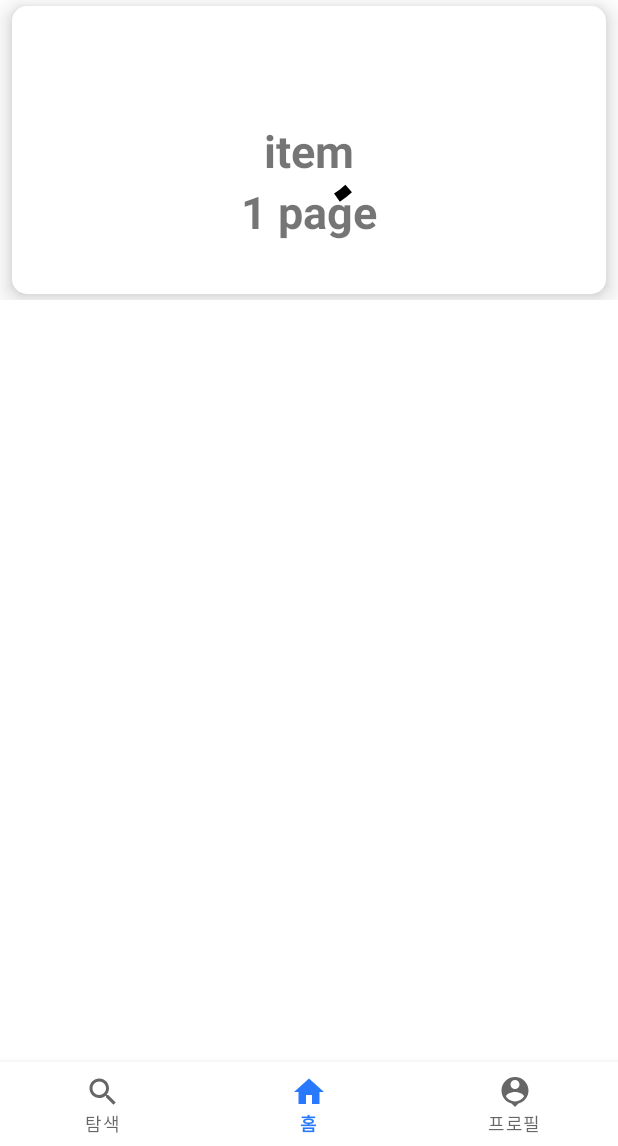
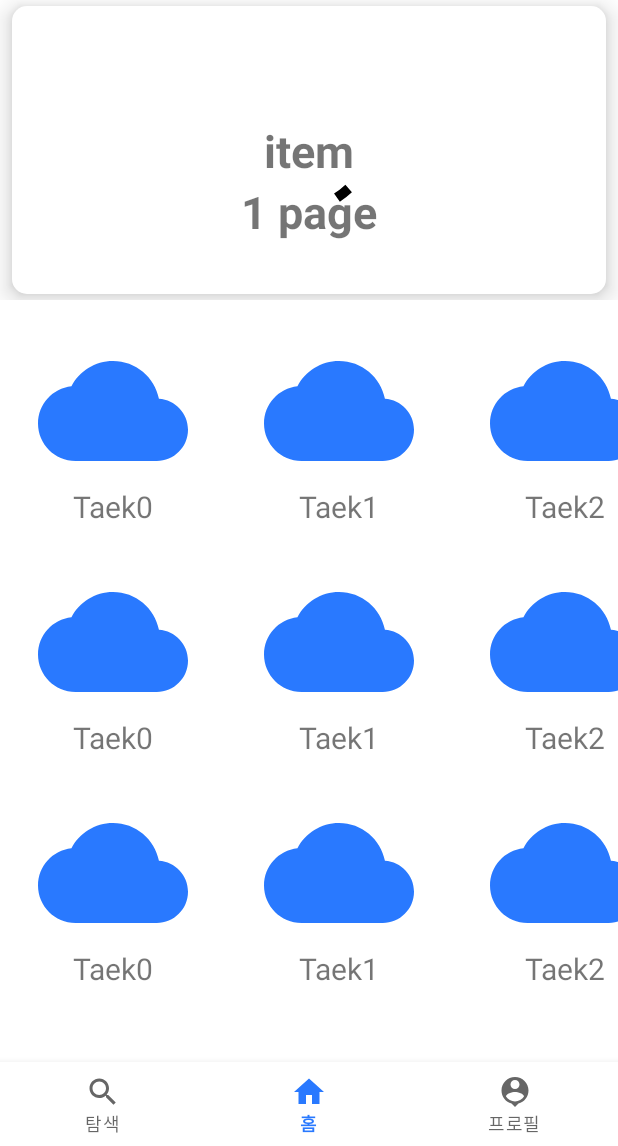
Before and after one commit to SeongjinMun/cloudtravel-android, an Android app: the screen it shows after launch (MainActivity), on a phone screen of 412 x 824 dp, the part 90-1236 px from its top. Run offline under Robolectric (Android 15) with nearby library versions, the phone set to English and light mode, and no system bars; our stand-ins replace RxJava, navigation-ui; pictures from the network do not load.

Commit message:
FEAT : Add MainHomeCourse RecyclerView

```diff
--- /dev/null
+++ b/app/src/main/java/com/example/cloudtravel/model/RecyclerViewItem.java
@@ -0,0 +1,33 @@
+package com.example.cloudtravel.model;
+
+public class RecyclerViewItem {
+
+    private String mImgName;
+    private String mMainText;
+    private String mSubText;
+
+    public String getImgName() {
+        return mImgName;
+    }
+
+    public void setImgName(String imgName) {
+        this.mImgName = imgName;
+    }
+
+    public String getMainText() {
+        return mMainText;
+    }
+
+    public void setMainText(String mainText) {
+        this.mMainText = mainText;
+    }
+
+    public String getSubText() {
+        return mSubText;
+    }
+
+    public void setSubText(String subText) {
+        this.mSubText = subText;
+    }
+
+}
--- /dev/null
+++ b/app/src/main/java/com/example/cloudtravel/view/adapter/MainBottomCourse.java
@@ -0,0 +1,68 @@
+package com.example.cloudtravel.view.adapter;
+
+import android.content.Context;
+import android.view.LayoutInflater;
+import android.view.View;
+import android.view.ViewGroup;
+import android.widget.ImageView;
+import android.widget.TextView;
+
+import androidx.annotation.NonNull;
+import androidx.recyclerview.widget.RecyclerView;
+
+import com.example.cloudtravel.R;
+import com.example.cloudtravel.model.RecyclerViewItem;
+
+import java.util.ArrayList;
+
+public class MainBottomCourse extends RecyclerView.Adapter<MainBottomCourse.ViewHolder> {
+    public class ViewHolder extends RecyclerView.ViewHolder {
+        ImageView imgView_item;
+        TextView txt_main;
+        TextView txt_sub;
+
+
+        public ViewHolder(@NonNull View itemView) {
+            super(itemView);
+
+            imgView_item = (ImageView) itemView.findViewById(R.id.imgView_item);
+            txt_main = (TextView) itemView.findViewById(R.id.txt_main);
+            txt_sub = (TextView) itemView.findViewById(R.id.txt_sub);
+        }
+    }
+
+    private ArrayList<RecyclerViewItem> mList = null;
+
+    public MainBottomCourse(ArrayList<RecyclerViewItem> mList) {
+        this.mList = mList;
+    }
+
+    // 아이템 뷰를 위한 뷰홀더 객체를 생성하여 리턴
+    @NonNull
+    @Override
+    public ViewHolder onCreateViewHolder(@NonNull ViewGroup parent, int viewType) {
+        Context context = parent.getContext();
+        LayoutInflater inflater = (LayoutInflater) context.getSystemService(Context.LAYOUT_INFLATER_SERVICE);
+
+        View view = inflater.inflate(R.layout.activity_recycler_item, parent, false);
+        MainBottomCourse.ViewHolder vh = new MainBottomCourse.ViewHolder(view);
+        return vh;
+    }
+
+    // position에 해당하는 데이터를 뷰홀더의 아이템뷰에 표시
+    @Override
+    public void onBindViewHolder(@NonNull MainBottomCourse.ViewHolder holder, int position) {
+        RecyclerViewItem item = mList.get(position);
+
+        holder.imgView_item.setImageResource(R.drawable.ic_baseline_cloud_24);
+        holder.txt_main.setText(item.getMainText());
+        holder.txt_sub.setText(item.getSubText());
+    }
+
+    @Override
+    public int getItemCount() {
+        return mList.size();
+    }
+
+
+}
--- /dev/null
+++ b/app/src/main/java/com/example/cloudtravel/view/adapter/MainMiddleCourse.java
@@ -0,0 +1,68 @@
+package com.example.cloudtravel.view.adapter;
+
+import android.content.Context;
+import android.view.LayoutInflater;
+import android.view.View;
+import android.view.ViewGroup;
+import android.widget.ImageView;
+import android.widget.TextView;
+
+import androidx.annotation.NonNull;
+import androidx.recyclerview.widget.RecyclerView;
+
+import com.example.cloudtravel.R;
+import com.example.cloudtravel.model.RecyclerViewItem;
+
+import java.util.ArrayList;
+
+public class MainMiddleCourse extends RecyclerView.Adapter<MainMiddleCourse.ViewHolder> {
+    public class ViewHolder extends RecyclerView.ViewHolder {
+        ImageView imgView_item;
+        TextView txt_main;
+        TextView txt_sub;
+
+
+        public ViewHolder(@NonNull View itemView) {
+            super(itemView);
+
+            imgView_item = (ImageView) itemView.findViewById(R.id.imgView_item);
+            txt_main = (TextView) itemView.findViewById(R.id.txt_main);
+            txt_sub = (TextView) itemView.findViewById(R.id.txt_sub);
+        }
+    }
+
+    private ArrayList<RecyclerViewItem> mList = null;
+
+    public MainMiddleCourse(ArrayList<RecyclerViewItem> mList) {
+        this.mList = mList;
+    }
+
+    // 아이템 뷰를 위한 뷰홀더 객체를 생성하여 리턴
+    @NonNull
+    @Override
+    public ViewHolder onCreateViewHolder(@NonNull ViewGroup parent, int viewType) {
+        Context context = parent.getContext();
+        LayoutInflater inflater = (LayoutInflater) context.getSystemService(Context.LAYOUT_INFLATER_SERVICE);
+
+        View view = inflater.inflate(R.layout.activity_recycler_item, parent, false);
+        MainMiddleCourse.ViewHolder vh = new MainMiddleCourse.ViewHolder(view);
+        return vh;
+    }
+
+    // position에 해당하는 데이터를 뷰홀더의 아이템뷰에 표시
+    @Override
+    public void onBindViewHolder(@NonNull MainMiddleCourse.ViewHolder holder, int position) {
+        RecyclerViewItem item = mList.get(position);
+
+        holder.imgView_item.setImageResource(R.drawable.ic_baseline_cloud_24);
+        holder.txt_main.setText(item.getMainText());
+        holder.txt_sub.setText(item.getSubText());
+    }
+
+    @Override
+    public int getItemCount() {
+        return mList.size();
+    }
+
+
+}
--- /dev/null
+++ b/app/src/main/java/com/example/cloudtravel/view/adapter/MainTopCourse.java
@@ -0,0 +1,68 @@
+package com.example.cloudtravel.view.adapter;
+
+import android.content.Context;
+import android.view.LayoutInflater;
+import android.view.View;
+import android.view.ViewGroup;
+import android.widget.ImageView;
+import android.widget.TextView;
+
+import androidx.annotation.NonNull;
+import androidx.recyclerview.widget.RecyclerView;
+
+import com.example.cloudtravel.R;
+import com.example.cloudtravel.model.RecyclerViewItem;
+
+import java.util.ArrayList;
+
+public class MainTopCourse extends RecyclerView.Adapter<MainTopCourse.ViewHolder> {
+    public class ViewHolder extends RecyclerView.ViewHolder {
+        ImageView imgView_item;
+        TextView txt_main;
+        TextView txt_sub;
+
+
+        public ViewHolder(@NonNull View itemView) {
+            super(itemView);
+
+            imgView_item = (ImageView) itemView.findViewById(R.id.imgView_item);
+            txt_main = (TextView) itemView.findViewById(R.id.txt_main);
+            txt_sub = (TextView) itemView.findViewById(R.id.txt_sub);
+        }
+    }
+
+    private ArrayList<RecyclerViewItem> mList = null;
+
+    public MainTopCourse(ArrayList<RecyclerViewItem> mList) {
+        this.mList = mList;
+    }
+
+    // 아이템 뷰를 위한 뷰홀더 객체를 생성하여 리턴
+    @NonNull
+    @Override
+    public ViewHolder onCreateViewHolder(@NonNull ViewGroup parent, int viewType) {
+        Context context = parent.getContext();
+        LayoutInflater inflater = (LayoutInflater) context.getSystemService(Context.LAYOUT_INFLATER_SERVICE);
+
+        View view = inflater.inflate(R.layout.activity_recycler_item, parent, false);
+        MainTopCourse.ViewHolder vh = new MainTopCourse.ViewHolder(view);
+        return vh;
+    }
+
+    // position에 해당하는 데이터를 뷰홀더의 아이템뷰에 표시
+    @Override
+    public void onBindViewHolder(@NonNull MainTopCourse.ViewHolder holder, int position) {
+        RecyclerViewItem item = mList.get(position);
+
+        holder.imgView_item.setImageResource(R.drawable.ic_baseline_cloud_24);
+        holder.txt_main.setText(item.getMainText());
+        holder.txt_sub.setText(item.getSubText());
+    }
+
+    @Override
+    public int getItemCount() {
+        return mList.size();
+    }
+
+
+}
--- a/app/src/main/java/com/example/cloudtravel/view/fragment/HomeFragment.java
+++ b/app/src/main/java/com/example/cloudtravel/view/fragment/HomeFragment.java
@@ -1,6 +1,8 @@
 package com.example.cloudtravel.view.fragment;
 
 import androidx.annotation.Nullable;
+import androidx.recyclerview.widget.LinearLayoutManager;
+import androidx.recyclerview.widget.RecyclerView;
 import androidx.viewpager2.widget.ViewPager2;
 import java.util.ArrayList;
 
@@ -16,13 +18,23 @@ import androidx.lifecycle.ViewModelProvider;
 
 import com.example.cloudtravel.R;
 import com.example.cloudtravel.databinding.FragmentHomeBinding;
+import com.example.cloudtravel.model.RecyclerViewItem;
 import com.example.cloudtravel.view.adapter.MainBannerAdapter;
+import com.example.cloudtravel.view.adapter.MainMiddleCourse;
+import com.example.cloudtravel.view.adapter.MainTopCourse;
 import com.example.cloudtravel.viewModel.MainViewModel;
 
 public class HomeFragment extends Fragment {
     private ViewPager2 viewPager2;
     private MainViewModel viewModel;
     private FragmentHomeBinding binding;
+    private ArrayList<RecyclerViewItem> mList;
+    private RecyclerView MainTopRecyclerView;
+    private MainTopCourse MainTopRecyclerViewAdapter;
+    private RecyclerView MainMiddleRecyclerView;
+    private MainMiddleCourse MainMiddleRecyclerViewAdapter;
+    private RecyclerView MainBottomRecyclerView;
+    private MainMiddleCourse MainBottomRecyclerViewAdapter;
 
     public View onCreateView(@NonNull LayoutInflater inflater,
                              ViewGroup container, Bundle savedInstanceState) {
@@ -63,9 +75,58 @@ public class HomeFragment extends Fragment {
         viewPager2 = getView().findViewById(R.id.bannerList);
         viewPager2.setOrientation(ViewPager2.ORIENTATION_HORIZONTAL);
         viewPager2.setAdapter(adapter);
+
+        MainTopCourse();
+        MainMiddleCourse();
+        MainBottomCourse();
+
+        for(int i=0;i<5;i++){
+            addItem("iconName", "Taek" + i, "taek2.tistory.com");
+        }
+
+        MainTopRecyclerViewAdapter = new MainTopCourse(mList);
+        MainTopRecyclerView.setAdapter(MainTopRecyclerViewAdapter);
+        MainTopRecyclerView.setLayoutManager(new LinearLayoutManager(getActivity()));
+        MainTopRecyclerView.setLayoutManager(new LinearLayoutManager(getActivity(), RecyclerView.HORIZONTAL, false));
+
+        MainMiddleRecyclerViewAdapter = new MainMiddleCourse(mList);
+        MainMiddleRecyclerView.setAdapter(MainMiddleRecyclerViewAdapter);
+        MainMiddleRecyclerView.setLayoutManager(new LinearLayoutManager(getActivity()));
+        MainMiddleRecyclerView.setLayoutManager(new LinearLayoutManager(getActivity(), RecyclerView.HORIZONTAL, false));
+
+        MainBottomRecyclerViewAdapter = new MainMiddleCourse(mList);
+        MainBottomRecyclerView.setAdapter(MainBottomRecyclerViewAdapter);
+        MainBottomRecyclerView.setLayoutManager(new LinearLayoutManager(getActivity()));
+        MainBottomRecyclerView.setLayoutManager(new LinearLayoutManager(getActivity(), RecyclerView.HORIZONTAL, false));
+
     }
 
     private void setContentView(int fragment_home) {
     }
 
+    public void MainTopCourse(){
+        MainTopRecyclerView = (RecyclerView) getView().findViewById(R.id.MainTopCourse);
+        mList = new ArrayList<>();
+    }
+
+    public void MainMiddleCourse(){
+        MainMiddleRecyclerView = (RecyclerView) getView().findViewById(R.id.MainMiddleCourse);
+        mList = new ArrayList<>();
+    }
+
+    public void MainBottomCourse(){
+        MainBottomRecyclerView = (RecyclerView) getView().findViewById(R.id.MainBottomCourse);
+        mList = new ArrayList<>();
+    }
+
+    public void addItem(String imgName, String mainText, String subText){
+        RecyclerViewItem item = new RecyclerViewItem();
+
+        item.setImgName(imgName);
+        item.setMainText(mainText);
+        item.setSubText(subText);
+
+        mList.add(item);
+    }
+
 }
--- /dev/null
+++ b/app/src/main/res/layout/activity_recycler_item.xml
@@ -0,0 +1,35 @@
+<?xml version="1.0" encoding="utf-8"?>
+<androidx.constraintlayout.widget.ConstraintLayout xmlns:android="http://schemas.android.com/apk/res/android"
+    xmlns:app="http://schemas.android.com/apk/res-auto"
+    android:layout_width="wrap_content"
+    android:layout_height="wrap_content"
+    android:layout_marginStart="15dp"
+    android:layout_marginEnd="15dp">
+
+    <ImageView
+        android:id="@+id/imgView_item"
+        android:layout_width="100dp"
+        android:layout_height="100dp"
+        app:layout_constraintLeft_toLeftOf="parent"
+        app:layout_constraintRight_toRightOf="parent"
+        app:layout_constraintTop_toTopOf="parent" />
+
+    <TextView
+        android:id="@+id/txt_main"
+        android:layout_width="wrap_content"
+        android:layout_height="wrap_content"
+        android:textSize="20sp"
+        app:layout_constraintLeft_toLeftOf="parent"
+        app:layout_constraintRight_toRightOf="parent"
+        app:layout_constraintTop_toBottomOf="@id/imgView_item" />
+
+    <TextView
+        android:id="@+id/txt_sub"
+        android:layout_width="wrap_content"
+        android:layout_height="wrap_content"
+        android:textSize="15sp"
+        app:layout_constraintLeft_toLeftOf="parent"
+        app:layout_constraintRight_toRightOf="parent"
+        app:layout_constraintTop_toBottomOf="@id/txt_main" />
+
+</androidx.constraintlayout.widget.ConstraintLayout>
--- a/app/src/main/res/layout/fragment_home.xml
+++ b/app/src/main/res/layout/fragment_home.xml
@@ -43,15 +43,14 @@
     </androidx.constraintlayout.widget.ConstraintLayout>
 
     <androidx.constraintlayout.widget.ConstraintLayout
+        android:id="@+id/constraintLayout2"
         android:layout_width="0dp"
         android:layout_height="200dp"
         app:layout_constraintEnd_toEndOf="parent"
         app:layout_constraintStart_toStartOf="parent"
         app:layout_constraintTop_toBottomOf="@+id/constraintLayout">
 
-        <FrameLayout xmlns:android="http://schemas.android.com/apk/res/android"
-            xmlns:app="http://schemas.android.com/apk/res-auto"
-            xmlns:tools="http://schemas.android.com/tools"
+        <FrameLayout
             android:layout_width="match_parent"
             android:layout_height="match_parent"
             android:orientation="vertical">
@@ -66,4 +65,31 @@
 
     </androidx.constraintlayout.widget.ConstraintLayout>
 
+    <androidx.recyclerview.widget.RecyclerView
+        android:id="@+id/MainTopCourse"
+        android:layout_width="0dp"
+        android:layout_height="130dp"
+        android:layout_marginTop="24dp"
+        app:layout_constraintEnd_toEndOf="parent"
+        app:layout_constraintStart_toStartOf="parent"
+        app:layout_constraintTop_toBottomOf="@+id/constraintLayout2" />
+
+    <androidx.recyclerview.widget.RecyclerView
+        android:id="@+id/MainMiddleCourse"
+        android:layout_width="0dp"
+        android:layout_height="130dp"
+        android:layout_marginTop="24dp"
+        app:layout_constraintEnd_toEndOf="parent"
+        app:layout_constraintStart_toStartOf="parent"
+        app:layout_constraintTop_toBottomOf="@+id/MainTopCourse" />
+
+    <androidx.recyclerview.widget.RecyclerView
+        android:id="@+id/MainBottomCourse"
+        android:layout_width="0dp"
+        android:layout_height="130dp"
+        android:layout_marginTop="24dp"
+        app:layout_constraintEnd_toEndOf="parent"
+        app:layout_constraintStart_toStartOf="parent"
+        app:layout_constraintTop_toBottomOf="@+id/MainMiddleCourse" />
+
 </androidx.constraintlayout.widget.ConstraintLayout>
```
Also changed, not shown: app/src/main/java/com/example/cloudtravel/model/CourseModel.java (line endings or trailing spaces).
